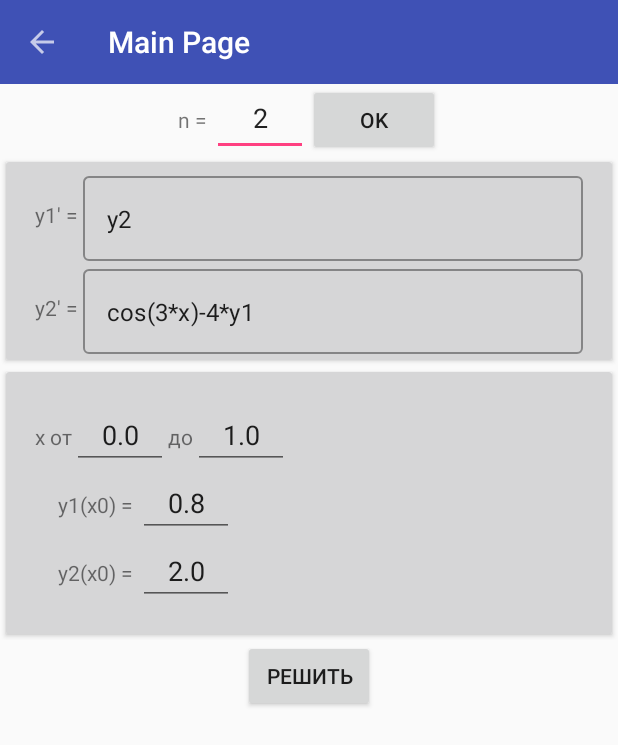
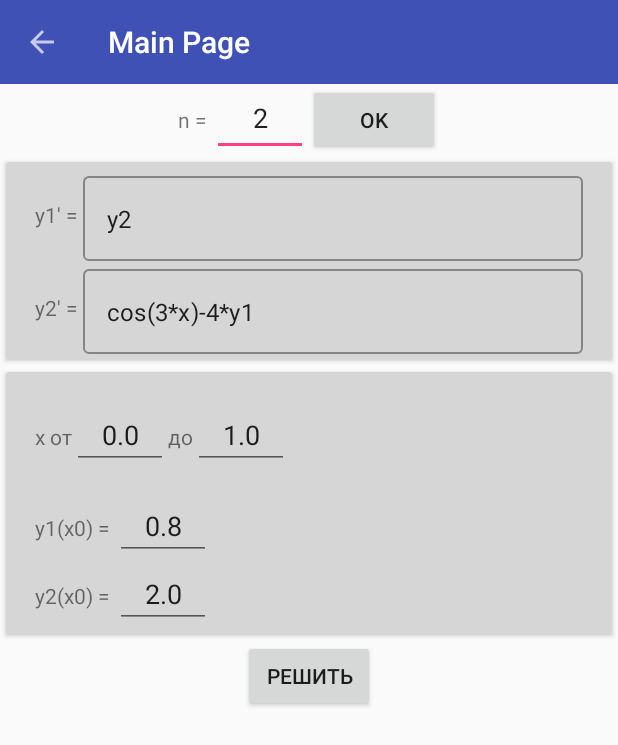
Before and after one commit to anastasiarazb/DifUr, an Android app: the screen it shows after launch (MainActivity), on a phone screen of 412 x 824 dp. Shown: the top 745 px of the screen. Run offline under Robolectric (Android 15) with nearby library versions, the phone set to English and light mode, and no system bars; libraries missing offline, so code that uses them is left out: com.mikepenz.materialdrawer; 3 statements that could not run were skipped.

Commit message:
fix interface uneveness

```diff
--- a/app/src/main/res/layout/fragment_system_simple.xml
+++ b/app/src/main/res/layout/fragment_system_simple.xml
@@ -57,9 +57,9 @@
                 style="@style/DifurCardViewStyle">
             <LinearLayout android:layout_width="match_parent" android:layout_height="wrap_content"
                           android:orientation="vertical"
-                          android:padding="15dp">
+                          >
                 <LinearLayout android:layout_width="match_parent" android:layout_height="wrap_content"
-                              android:orientation="horizontal"
+                              android:orientation="horizontal" android:padding="15dp"
                 >
                     <TextView android:layout_width="wrap_content" android:layout_height="wrap_content"
                               android:text="@string/x_from"/>
```
